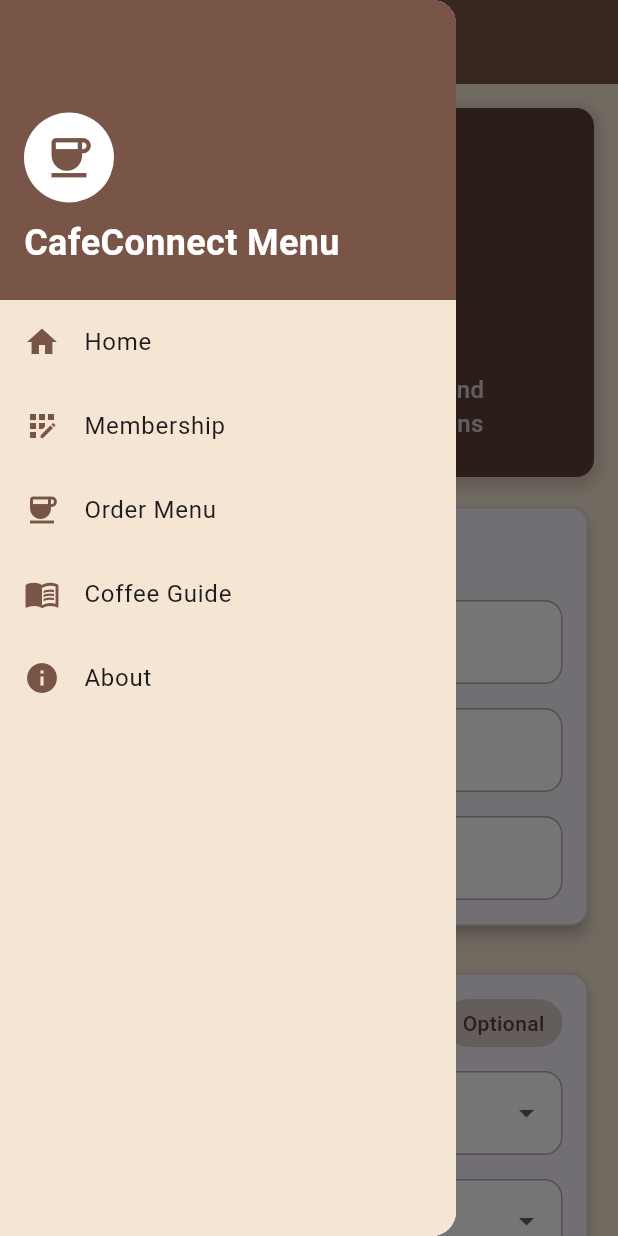
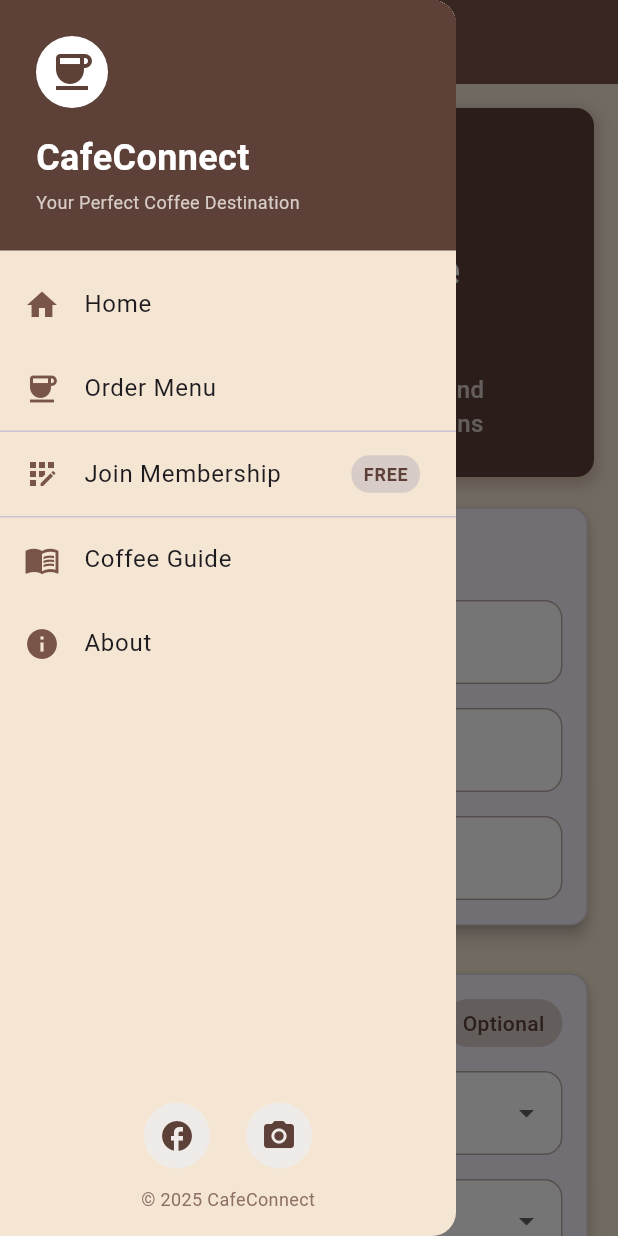
Before and after one commit to nathanG2129/CafeConnect, a Flutter app: the RegistrationPage screen opened directly, with the side drawer open, on a phone screen of 412 x 824 dp. Run offline on Flutter 3.47's test engine with Material 3 defaults, Android fonts, the phone set to English and light mode, and no system bars.

Commit message:
Enhance AppDrawer layout and registration page text alignment
- Updated AppDrawer to use a Column layout for better organization, adding a footer widget for social links and copyright information.
- Adjusted the registration page header text alignment to center for improved visual appeal.
- Modified ListTile items in AppDrawer for clearer navigation options, including renaming and repositioning of menu items.

```diff
--- a/lib/pages/registration_page.dart
+++ b/lib/pages/registration_page.dart
@@ -55,6 +55,7 @@ class _HeaderSection extends StatelessWidget {
           const SizedBox(height: 16),
           const Text(
             "Join Our Coffee Community",
+            textAlign: TextAlign.center,
             style: TextStyle(
               fontSize: 28,
               fontWeight: FontWeight.bold,
--- a/lib/widgets/app_drawer.dart
+++ b/lib/widgets/app_drawer.dart
@@ -11,15 +11,20 @@ class AppDrawer extends StatelessWidget {
   @override
   Widget build(BuildContext context) {
     return Drawer(
-      child: Container(
-        color: const Color(0xFFF5E6D3),
+      backgroundColor: const Color(0xFFF5E6D3),
+      child: Column(
+        children: [
+          const DrawerHeaderWidget(),
+          Expanded(
             child: ListView(
               padding: EdgeInsets.zero,
               children: const [
-            DrawerHeaderWidget(),
                 DrawerListView(),
               ],
             ),
+          ),
+          const DrawerFooterWidget(),
+        ],
       ),
     );
   }
@@ -31,30 +36,45 @@ class DrawerHeaderWidget extends StatelessWidget {
   @override
   Widget build(BuildContext context) {
     return Container(
-      padding: const EdgeInsets.all(16),
-      decoration: const BoxDecoration(
-        color: Colors.brown,
+      width: double.infinity,
+      padding: EdgeInsets.only(
+        top: MediaQuery.of(context).padding.top + 24,
+        bottom: 24,
+        left: 24,
+        right: 24,
       ),
-      height: 200,
-      child: const Column(
+      decoration: BoxDecoration(
+        color: Colors.brown[700],
+      ),
+      child: Column(
         crossAxisAlignment: CrossAxisAlignment.start,
-        mainAxisAlignment: MainAxisAlignment.end,
+        mainAxisSize: MainAxisSize.min,
         children: [
-          CircleAvatar(
-            radius: 30,
-            backgroundColor: Colors.white,
-            child: Icon(Icons.coffee, size: 35, color: Colors.brown),
+          Container(
+            padding: const EdgeInsets.all(8),
+            decoration: BoxDecoration(
+              color: Colors.white,
+              borderRadius: BorderRadius.circular(50),
             ),
-          SizedBox(height: 10),
-          Text(
-            'CafeConnect Menu',
+            child: Icon(Icons.coffee, size: 32, color: Colors.brown[700]),
+          ),
+          const SizedBox(height: 16),
+          const Text(
+            'CafeConnect',
             style: TextStyle(
               color: Colors.white,
               fontSize: 24,
               fontWeight: FontWeight.bold,
             ),
           ),
-          SizedBox(height: 5),
+          const SizedBox(height: 4),
+          Text(
+            'Your Perfect Coffee Destination',
+            style: TextStyle(
+              color: Colors.brown[100],
+              fontSize: 12,
+            ),
+          ),
         ],
       ),
     );
@@ -68,6 +88,7 @@ class DrawerListView extends StatelessWidget {
   Widget build(BuildContext context) {
     return Column(
       children: [
+        const SizedBox(height: 8),
         ListTile(
           leading: const Icon(Icons.home, color: Colors.brown),
           title: const Text('Home'),
@@ -77,19 +98,6 @@ class DrawerListView extends StatelessWidget {
               context,
               MaterialPageRoute(
                 builder: (context) => const HomePage(),
-              ),
-            );
-          },
-        ),
-        ListTile(
-          leading: const Icon(Icons.app_registration, color: Colors.brown),
-          title: const Text('Membership'),
-          onTap: () {
-            Navigator.pop(context);
-            Navigator.push(
-              context,
-              MaterialPageRoute(
-                builder: (context) => const RegistrationPage(),
               ),
             );
           },
@@ -107,6 +115,36 @@ class DrawerListView extends StatelessWidget {
             );
           },
         ),
+        const Divider(height: 1),
+        ListTile(
+          leading: const Icon(Icons.app_registration, color: Colors.brown),
+          title: const Text('Join Membership'),
+          trailing: Container(
+            padding: const EdgeInsets.symmetric(horizontal: 8, vertical: 4),
+            decoration: BoxDecoration(
+              color: Colors.brown[100],
+              borderRadius: BorderRadius.circular(12),
+            ),
+            child: Text(
+              'FREE',
+              style: TextStyle(
+                color: Colors.brown[700],
+                fontSize: 12,
+                fontWeight: FontWeight.bold,
+              ),
+            ),
+          ),
+          onTap: () {
+            Navigator.pop(context);
+            Navigator.push(
+              context,
+              MaterialPageRoute(
+                builder: (context) => const RegistrationPage(),
+              ),
+            );
+          },
+        ),
+        const Divider(height: 1),
         ListTile(
           leading: const Icon(Icons.menu_book, color: Colors.brown),
           title: const Text('Coffee Guide'),
@@ -137,3 +175,54 @@ class DrawerListView extends StatelessWidget {
     );
   }
 }
+
+class DrawerFooterWidget extends StatelessWidget {
+  const DrawerFooterWidget({super.key});
+
+  @override
+  Widget build(BuildContext context) {
+    return Container(
+      padding: const EdgeInsets.all(16),
+      child: Column(
+        mainAxisSize: MainAxisSize.min,
+        children: [
+          Row(
+            mainAxisAlignment: MainAxisAlignment.center,
+            children: [
+              _buildSocialButton(Icons.facebook, () {}),
+              const SizedBox(width: 24),
+              _buildSocialButton(Icons.camera_alt, () {}),
+            ],
+          ),
+          const SizedBox(height: 12),
+          Text(
+            '© 2025 CafeConnect',
+            style: TextStyle(
+              color: Colors.brown[400],
+              fontSize: 12,
+            ),
+          ),
+        ],
+      ),
+    );
+  }
+
+  Widget _buildSocialButton(IconData icon, VoidCallback onTap) {
+    return InkWell(
+      onTap: onTap,
+      borderRadius: BorderRadius.circular(30),
+      child: Container(
+        padding: const EdgeInsets.all(10),
+        decoration: BoxDecoration(
+          color: Colors.brown[50],
+          borderRadius: BorderRadius.circular(30),
+        ),
+        child: Icon(
+          icon,
+          color: Colors.brown[700],
+          size: 24,
+        ),
+      ),
+    );
+  }
+}
```
Lines whose indentation alone changed are shown as unchanged.
